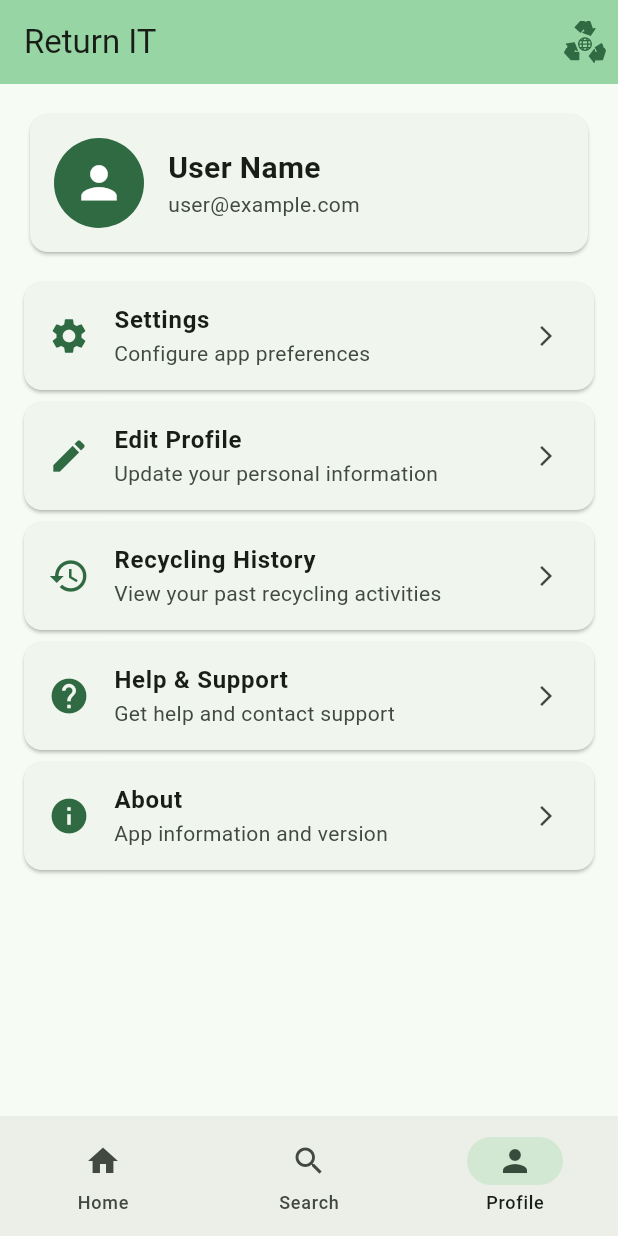
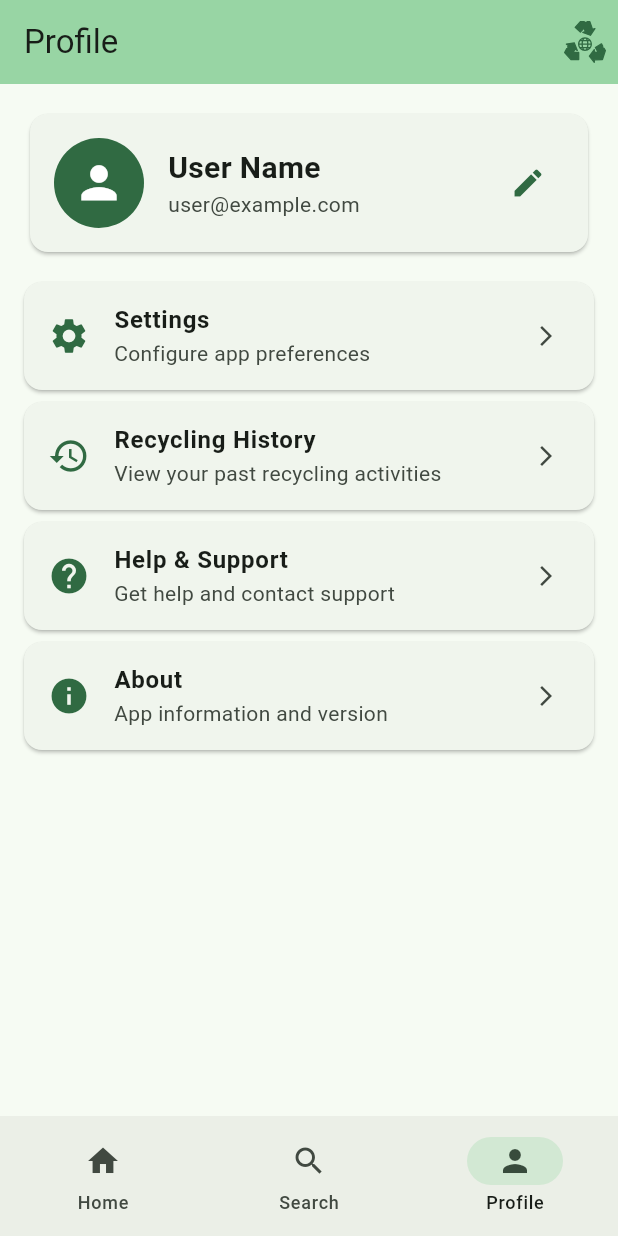
Before and after one commit to AndreiBacs/RetuRO, a Flutter app: the screen it shows after launch, item 3 of the bottom bar chosen, on a phone screen of 412 x 824 dp. Run offline on Flutter 3.47's test engine with Material 3 defaults, Android fonts, the phone set to English and light mode, and no system bars; our stand-ins replace flutter_map, flutter_svg, geocoding, geolocator, latlong2, shared_preferences; missing offline and left inert: flutter_map_location_marker.

Commit message:
Refactor main.dart and ProfilePage layout (#8)
* Refactor main.dart and ProfilePage layout

- Introduced a static list of titles in main.dart for better title management based on the selected index.
- Enhanced ProfilePage layout by wrapping the user information in an Expanded widget for improved responsiveness.
- Simplified navigation to the SettingsPage in ProfilePage by removing redundant code and ensuring cleaner structure.

* Enhance HomePage with theme integration and code refactoring

- Added ThemeService to manage dark mode functionality in HomePage, allowing dynamic tile rendering based on theme.
- Refactored ValueNotifier implementations for bottom sheet expansion and collapse states for improved readability and consistency.
- Cleaned up code formatting for better maintainability.

```diff
--- a/front-end/retur_ro/lib/main.dart
+++ b/front-end/retur_ro/lib/main.dart
@@ -62,6 +62,12 @@
     ProfilePage(),
   ];
 
+  static const List<String> _titles = <String>[
+    'Return IT',
+    'Search',
+    'Profile',
+  ];
+
   void _onItemTapped(int index) {
     setState(() {
       _selectedIndex = index;
@@ -73,7 +79,7 @@
     return Scaffold(
       appBar: AppBar(
         backgroundColor: Theme.of(context).colorScheme.inversePrimary,
-        title: Text(widget.title),
+        title: Text(_titles[_selectedIndex]),
         actions: [
           Padding(
             padding: const EdgeInsets.all(8.0),
--- a/front-end/retur_ro/lib/pages/profile_page.dart
+++ b/front-end/retur_ro/lib/pages/profile_page.dart
@@ -25,7 +25,8 @@ class ProfilePage extends StatelessWidget {
                   ),
                 ),
                 const SizedBox(width: 16),
-                Column(
+                Expanded(
+                  child: Column(
                     crossAxisAlignment: CrossAxisAlignment.start,
                     children: [
                       Text(
@@ -45,6 +46,20 @@ class ProfilePage extends StatelessWidget {
                       ),
                     ],
                   ),
+                ),
+                IconButton(
+                  onPressed: () {
+                    // TODO: Navigate to edit profile page
+                    ScaffoldMessenger.of(context).showSnackBar(
+                      const SnackBar(content: Text('Edit Profile coming soon!')),
+                    );
+                  },
+                  icon: Icon(
+                    Icons.edit,
+                    color: Theme.of(context).colorScheme.primary,
+                  ),
+                  tooltip: 'Edit Profile',
+                ),
               ],
             ),
           ),
@@ -60,21 +75,7 @@ class ProfilePage extends StatelessWidget {
           onTap: () {
             Navigator.push(
               context,
-              MaterialPageRoute(
-                builder: (context) => const SettingsPage(),
-              ),
-            );
-          },
-        ),
-        _buildProfileOption(
-          context,
-          icon: Icons.edit,
-          title: 'Edit Profile',
-          subtitle: 'Update your personal information',
-          onTap: () {
-            // TODO: Navigate to edit profile page
-            ScaffoldMessenger.of(context).showSnackBar(
-              const SnackBar(content: Text('Edit Profile coming soon!')),
+              MaterialPageRoute(builder: (context) => const SettingsPage()),
             );
           },
         ),
--- a/front-end/retur_ro/lib/pages/settings_page.dart
+++ b/front-end/retur_ro/lib/pages/settings_page.dart
@@ -51,9 +51,7 @@ class SettingsPage extends StatelessWidget {
             onTap: () {
               Navigator.push(
                 context,
-                MaterialPageRoute(
-                  builder: (context) => const DarkModePage(),
-                ),
+                MaterialPageRoute(builder: (context) => const DarkModePage()),
               );
             },
           ),
--- a/front-end/retur_ro/lib/services/theme_service.dart
+++ b/front-end/retur_ro/lib/services/theme_service.dart
@@ -38,13 +38,15 @@ class ThemeService extends ChangeNotifier {
     }
   }
 
-  bool get isDarkMode {
-    if (_themeMode == ThemeMode.system) {
-      // For system mode, we'll need to check the platform brightness
-      // This will be handled in the main app
+  bool isDarkMode(BuildContext context) {
+    if (_themeMode == ThemeMode.dark) {
+      return true;
+    } else if (_themeMode == ThemeMode.light) {
       return false;
+    } else {
+      // ThemeMode.system - check actual system brightness
+      return MediaQuery.of(context).platformBrightness == Brightness.dark;
     }
-    return _themeMode == ThemeMode.dark;
   }
 
   String get themeModeName {
```
Also changed, not shown: front-end/retur_ro/lib/pages/home_page.dart (+13 -3 lines). Lines whose indentation alone changed are shown as unchanged.
